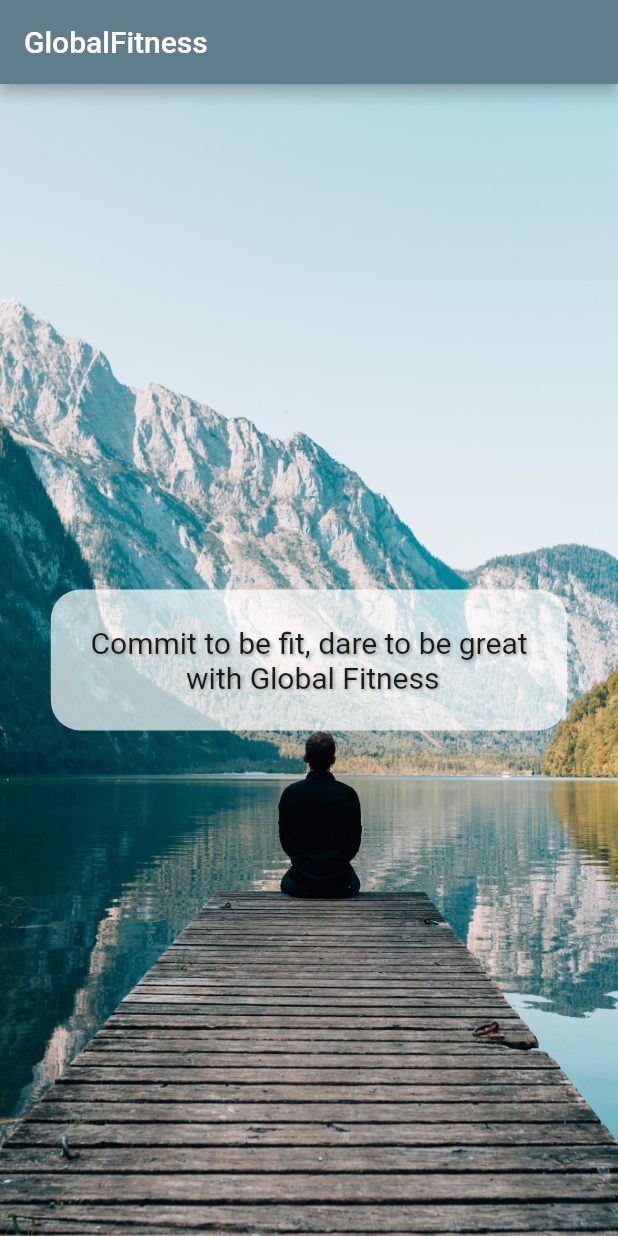
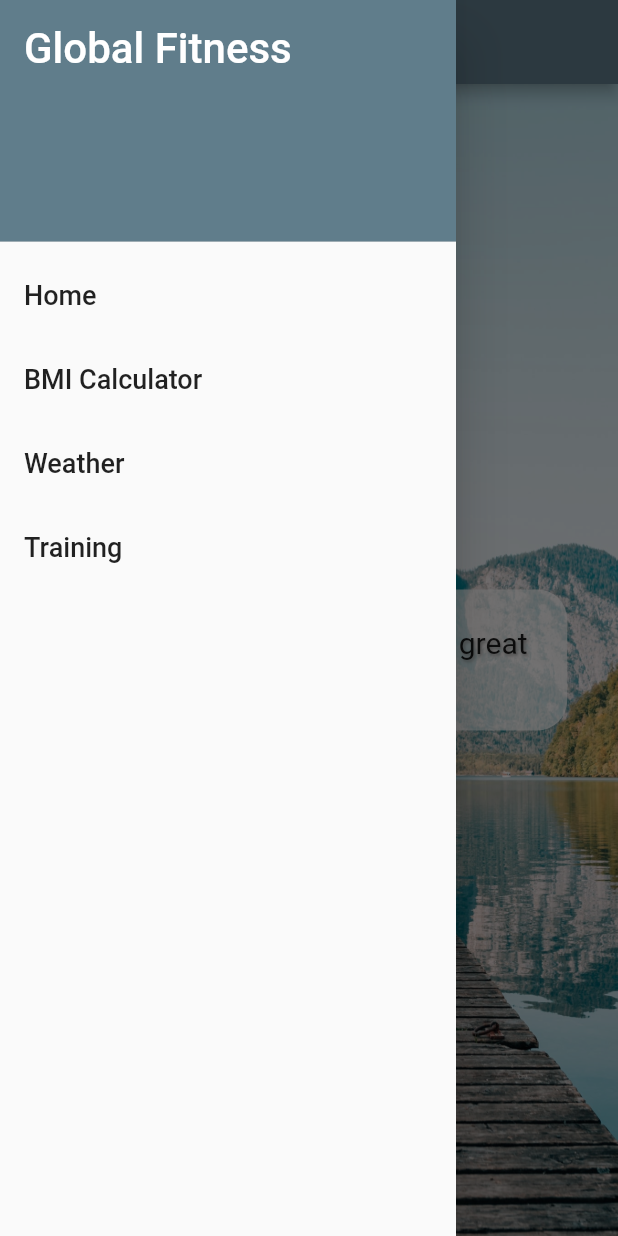
Before and after one commit to asingh072318/Flutter, a Flutter app: the screen it shows after launch, with the side drawer open (before the commit the screen has no drawer), on a phone screen of 412 x 824 dp. Run offline on Flutter 3.47's test engine with Material 2 defaults, Android fonts, the light colour scheme and no system bars.

Commit message:
Drawer added

```diff
--- a/globalfitness/lib/screens/intro_screen.dart
+++ b/globalfitness/lib/screens/intro_screen.dart
@@ -1,6 +1,7 @@
 // ignore_for_file: prefer_const_constructors
 
 import 'package:flutter/material.dart';
+import 'package:globalfitness/shared/menu_drawer.dart';
 
 class IntroScreen extends StatelessWidget {
   const IntroScreen({Key? key}) : super(key: key);
@@ -11,6 +12,7 @@
       appBar: AppBar(
         title: Text('GlobalFitness'),
       ),
+      drawer: MenuDrawer(),
       body: Container(
           decoration: BoxDecoration(
               image: DecorationImage(
--- /dev/null
+++ b/globalfitness/lib/shared/menu_drawer.dart
@@ -0,0 +1,35 @@
+import 'package:flutter/material.dart';
+
+class MenuDrawer extends StatelessWidget {
+  const MenuDrawer({Key? key}) : super(key: key);
+
+  @override
+  Widget build(BuildContext context) {
+    return Drawer(
+      child: ListView(
+        children: buildMenuItems(context),
+      ),
+    );
+  }
+
+  List<Widget> buildMenuItems(BuildContext context) {
+    final List<String> menuTitles = [
+      'Home',
+      'BMI Calculator',
+      'Weather',
+      'Training'
+    ];
+    List<Widget> menuItems = [];
+    menuItems.add(DrawerHeader(
+        decoration: BoxDecoration(color: Colors.blueGrey),
+        child: Text('Global Fitness',
+            style: TextStyle(color: Colors.white, fontSize: 28))));
+    menuTitles.forEach((String element) {
+      menuItems.add(ListTile(
+        title: Text(element, style: TextStyle(fontSize: 18)),
+        onTap: () {},
+      ));
+    });
+    return menuItems;
+  }
+}
```
